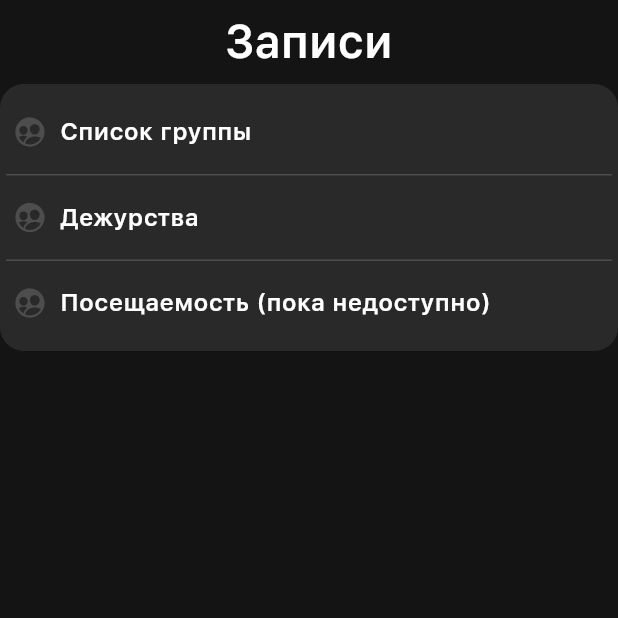
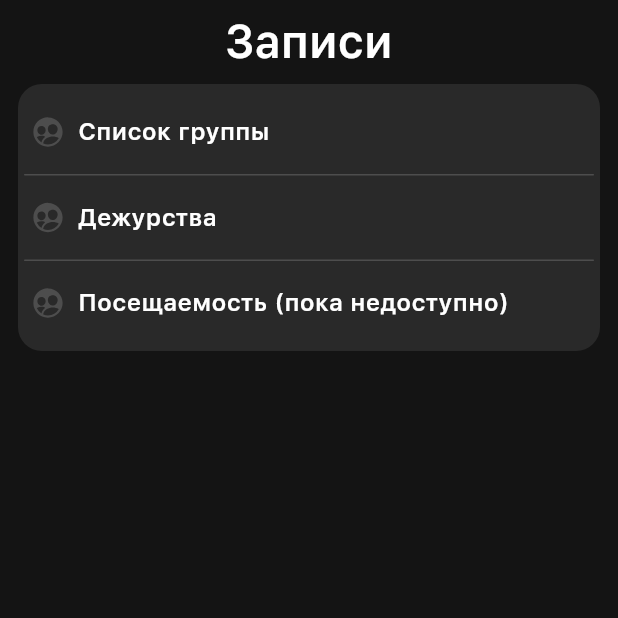
Before and after one commit to Sosisska123/duty-selector, a Flutter app: the ListScreen screen opened directly with empty values, on a phone screen of 412 x 824 dp, the top half of it. Run offline on Flutter 3.47's test engine with Material 3 defaults, Android fonts, the phone set to English and light mode, and no system bars; our stand-ins replace ionicons, logger, persistent_bottom_nav_bar, sqflite; accounts and stored records are empty.

Commit message:
fix group buttons

```diff
--- a/lib/features/presentation/widgets/buttons_group/buttons_group.dart
+++ b/lib/features/presentation/widgets/buttons_group/buttons_group.dart
@@ -14,11 +14,12 @@ class ButtonsGroup extends StatelessWidget {
         color: AppColors.secondary,
         borderRadius: .circular(16),
       ),
-      padding: const .all(AppRadius.small),
+      padding: const .all(AppSpacing.xsmall),
+      margin: const .symmetric(horizontal: 12),
       child: ListView.separated(
         shrinkWrap: true,
         itemBuilder: (context, index) => Padding(
-          padding: const .symmetric(vertical: AppRadius.medium),
+          padding: const .symmetric(vertical: AppSpacing.small),
           child: children[index],
         ),
         separatorBuilder: (context, index) => const Divider(
```
